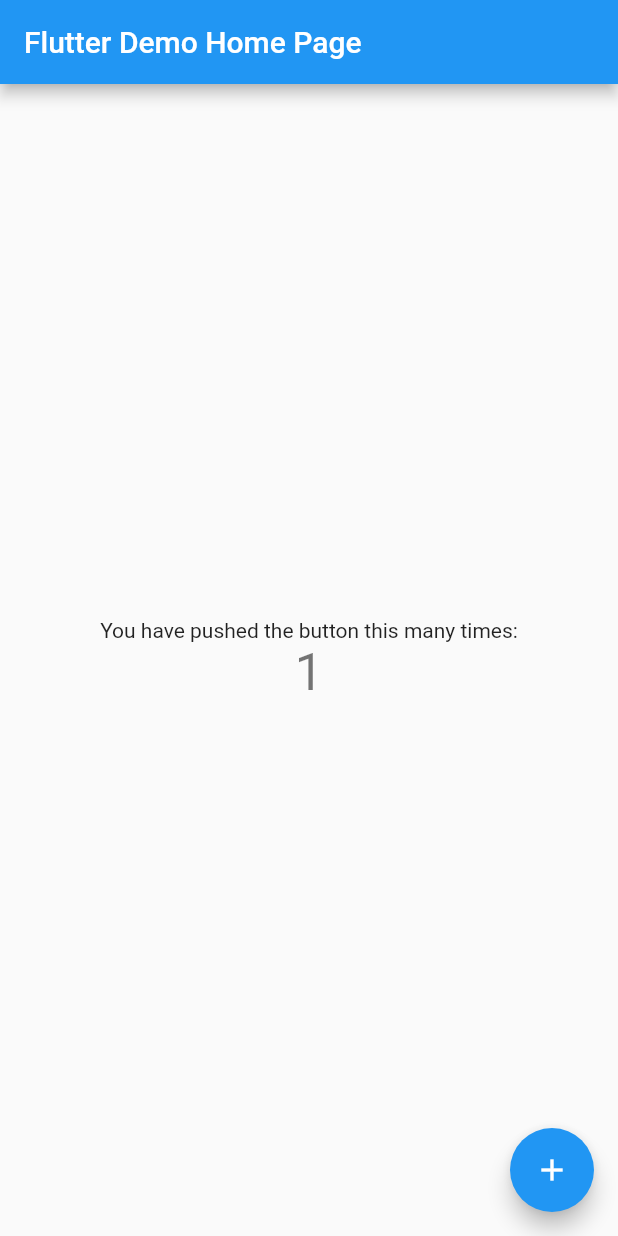
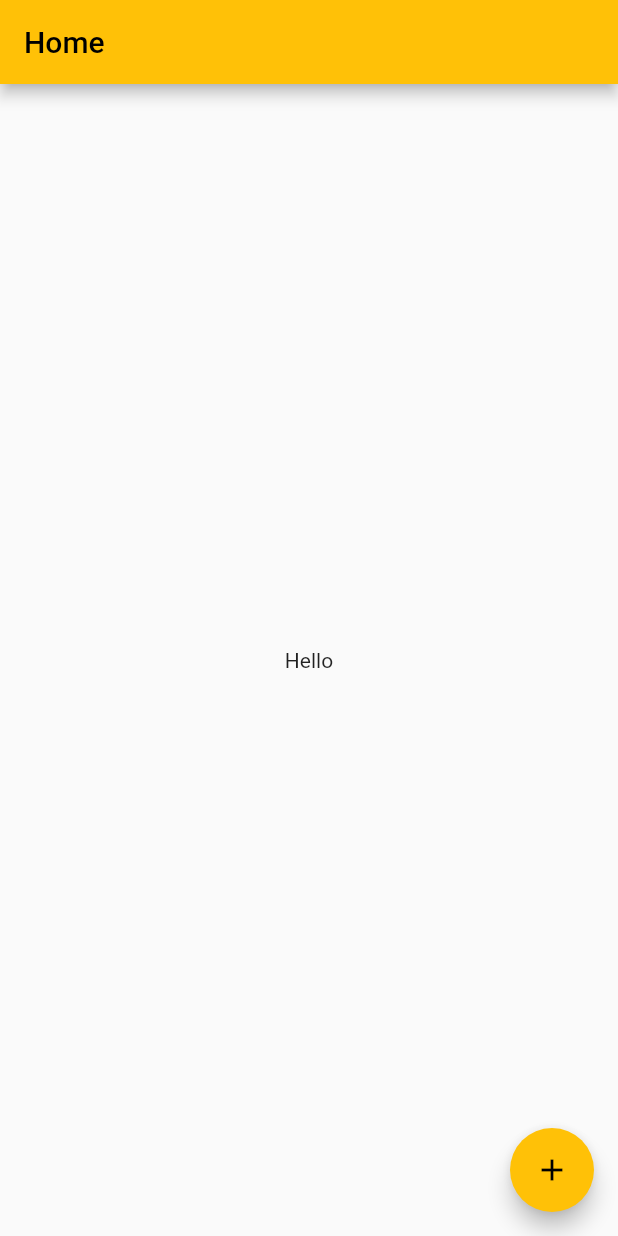
Before and after one commit to ShiftSoftware/ToDo-Flutter, a Flutter app: the screen it shows after launch, after a tap on the "add" icon, on a phone screen of 412 x 824 dp. Run offline on Flutter 3.47's test engine with Material 2 defaults, Android fonts, the phone set to English and light mode, and no system bars; our stand-ins replace shared_preferences.

```diff
--- /dev/null
+++ b/lib/data/local/local_storage.dart
@@ -0,0 +1,15 @@
+import 'package:shared_preferences/shared_preferences.dart';
+
+class LocalStorage {
+  static late SharedPreferences instance;
+
+  static bool _init = false;
+
+  static Future init() async {
+    if (_init) return;
+    instance = await SharedPreferences.getInstance();
+    _init = true;
+    return instance;
+  }
+  SharedPreferences it() => instance;
+}
--- /dev/null
+++ b/lib/data/local/todo/todo_local_service.dart
@@ -0,0 +1,15 @@
+import 'dart:convert';
+
+import 'package:clean_todo/domain/repository/todo/todo_local_data_source.dart';
+import 'package:shared_preferences/shared_preferences.dart';
+
+class TodoLocalService implements TodoLocalDataSource {
+  final SharedPreferences localStorage;
+
+  const TodoLocalService(this.localStorage);
+
+  @override
+  void saveTodo(Map<String, dynamic> todo) {
+    localStorage.setString("todos", jsonEncode(todo));
+  }
+}
--- /dev/null
+++ b/lib/data/repository_impl/todo/todo_repository_impl.dart
@@ -0,0 +1,14 @@
+import 'package:clean_todo/domain/entity/todo_entity.dart';
+import 'package:clean_todo/domain/repository/todo/todo_local_data_source.dart';
+import 'package:clean_todo/domain/repository/todo/todo_repository.dart';
+
+class TodoRepositoryImpl implements TodoRepository {
+  final TodoLocalDataSource todoLocalDataSource;
+
+  const TodoRepositoryImpl({required this.todoLocalDataSource});
+
+  @override
+  void saveTodo(Todo todo) {
+    todoLocalDataSource.saveTodo(todo.toLocalDto());
+  }
+}
--- /dev/null
+++ b/lib/domain/entity/todo_entity.dart
@@ -0,0 +1,16 @@
+class Todo {
+  final String title, description;
+
+  const Todo({required this.title, required this.description});
+
+  factory Todo.fromLocalToEntity(Map<String, dynamic> todo) {
+    return Todo(title: todo["title"], description: todo["description"]);
+  }
+
+  Map<String, dynamic> toLocalDto() {
+    return {
+      "title": title,
+      "description": description,
+    };
+  }
+}
--- /dev/null
+++ b/lib/domain/repository/repository.dart
@@ -0,0 +1,3 @@
+abstract class Repository{
+
+}
--- /dev/null
+++ b/lib/domain/repository/todo/todo_local_data_source.dart
@@ -0,0 +1,3 @@
+abstract class TodoLocalDataSource {
+  void saveTodo(Map<String, dynamic> todo);
+}
--- /dev/null
+++ b/lib/domain/repository/todo/todo_repository.dart
@@ -0,0 +1,6 @@
+import 'package:clean_todo/domain/entity/todo_entity.dart';
+import 'package:clean_todo/domain/repository/repository.dart';
+
+abstract class TodoRepository extends Repository {
+  void saveTodo(Todo todo);
+}
--- a/lib/main.dart
+++ b/lib/main.dart
@@ -1,6 +1,16 @@
+import 'package:clean_todo/data/local/local_storage.dart';
+import 'package:clean_todo/data/local/todo/todo_local_service.dart';
+import 'package:clean_todo/data/repository_impl/todo/todo_repository_impl.dart';
+import 'package:clean_todo/domain/repository/todo/todo_repository.dart';
+import 'package:clean_todo/ui/providers/home_provider.dart';
+import 'package:clean_todo/ui/screens/home_screen.dart';
 import 'package:flutter/material.dart';
+import 'package:provider/provider.dart';
 
-void main() {
+void main() async {
+  WidgetsFlutterBinding.ensureInitialized();
+  await LocalStorage.init();
+
   runApp(const MyApp());
 }
 
@@ -9,58 +19,22 @@ class MyApp extends StatelessWidget {
 
   @override
   Widget build(BuildContext context) {
-    return MaterialApp(
-      title: 'Flutter Demo',
-      theme: ThemeData(
-        primarySwatch: Colors.blue,
-      ),
-      home: const MyHomePage(title: 'Flutter Demo Home Page'),
-    );
-  }
-}
+    final localService = LocalStorage.instance;
 
-class MyHomePage extends StatefulWidget {
-  const MyHomePage({super.key, required this.title});
+    final TodoRepository todoRepository =
+        TodoRepositoryImpl(todoLocalDataSource: TodoLocalService(localService));
 
-  final String title;
-
-  @override
-  State<MyHomePage> createState() => _MyHomePageState();
-}
-
-class _MyHomePageState extends State<MyHomePage> {
-  int _counter = 0;
-
-  void _incrementCounter() {
-    setState(() {
-      _counter++;
-    });
-  }
-
-  @override
-  Widget build(BuildContext context) {
-    return Scaffold(
-      appBar: AppBar(
-        title: Text(widget.title),
-      ),
-      body: Center(
-        child: Column(
-          mainAxisAlignment: MainAxisAlignment.center,
-          children: <Widget>[
-            const Text(
-              'You have pushed the button this many times:',
-            ),
-            Text(
-              '$_counter',
-              style: Theme.of(context).textTheme.headlineMedium,
-            ),
-          ],
+    return MultiProvider(
+      providers: [
+        ChangeNotifierProvider(
+            create: (context) => HomeProvider(todoRepository)),
+      ],
+      child: MaterialApp(
+        title: 'Todo Demo',
+        theme: ThemeData(
+          primarySwatch: Colors.amber,
         ),
-      ),
-      floatingActionButton: FloatingActionButton(
-        onPressed: _incrementCounter,
-        tooltip: 'Increment',
-        child: const Icon(Icons.add),
+        home: const HomeScreen(),
       ),
     );
   }
--- /dev/null
+++ b/lib/ui/providers/home_provider.dart
@@ -0,0 +1,10 @@
+import 'package:clean_todo/domain/repository/todo/todo_repository.dart';
+import 'package:flutter/material.dart';
+
+class HomeProvider extends ChangeNotifier{
+  final TodoRepository todoRepository;
+
+  HomeProvider(this.todoRepository);
+
+
+}
--- /dev/null
+++ b/lib/ui/screens/home_screen.dart
@@ -0,0 +1,32 @@
+import 'package:flutter/material.dart';
+
+class HomeScreen extends StatelessWidget {
+  const HomeScreen({super.key});
+
+
+  @override
+  Widget build(BuildContext context) {
+    return Scaffold(
+      appBar: AppBar(
+        title: const Text("Home"),
+      ),
+      body: Center(
+        child: Column(
+          mainAxisAlignment: MainAxisAlignment.center,
+          children: const <Widget>[
+            Text(
+              "Hello",
+            ),
+          ],
+        ),
+      ),
+      floatingActionButton: FloatingActionButton(
+        onPressed: () {
+
+        },
+        tooltip: 'Increment',
+        child: const Icon(Icons.add),
+      ),
+    );
+  }
+}
--- a/pubspec.yaml
+++ b/pubspec.yaml
@@ -31,7 +31,7 @@ dependencies:
   flutter:
     sdk: flutter
 
-
+  provider: ^6.0.5
   shared_preferences: ^2.2.0
   dio: ^5.3.0
   awesome_dio_interceptor: ^1.0.0
```
Also changed, not shown: pubspec.lock, 2 other files.
